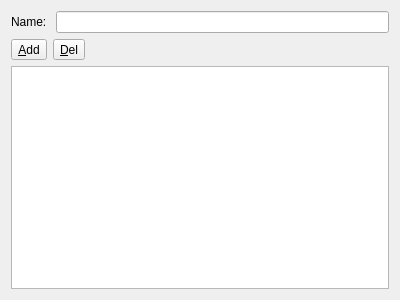
Old version of the form ui/formdeviserenum.ui in the repository sbmlteam/QtDeviser.
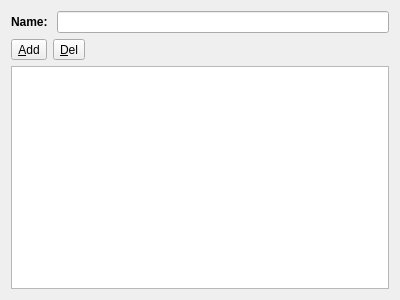
New version of the form. Icons and pictures are not drawn.

Patch:
```diff
--- a/ui/formdeviserenum.ui
+++ b/ui/formdeviserenum.ui
@@ -19,7 +19,7 @@
      <item>
       <widget class="QLabel" name="label">
        <property name="text">
-        <string>Name: </string>
+        <string>&lt;html&gt;&lt;head/&gt;&lt;body&gt;&lt;p&gt;&lt;span style=&quot; font-weight:600;&quot;&gt;Name: &lt;/span&gt;&lt;/p&gt;&lt;/body&gt;&lt;/html&gt;</string>
        </property>
       </widget>
      </item>
```
